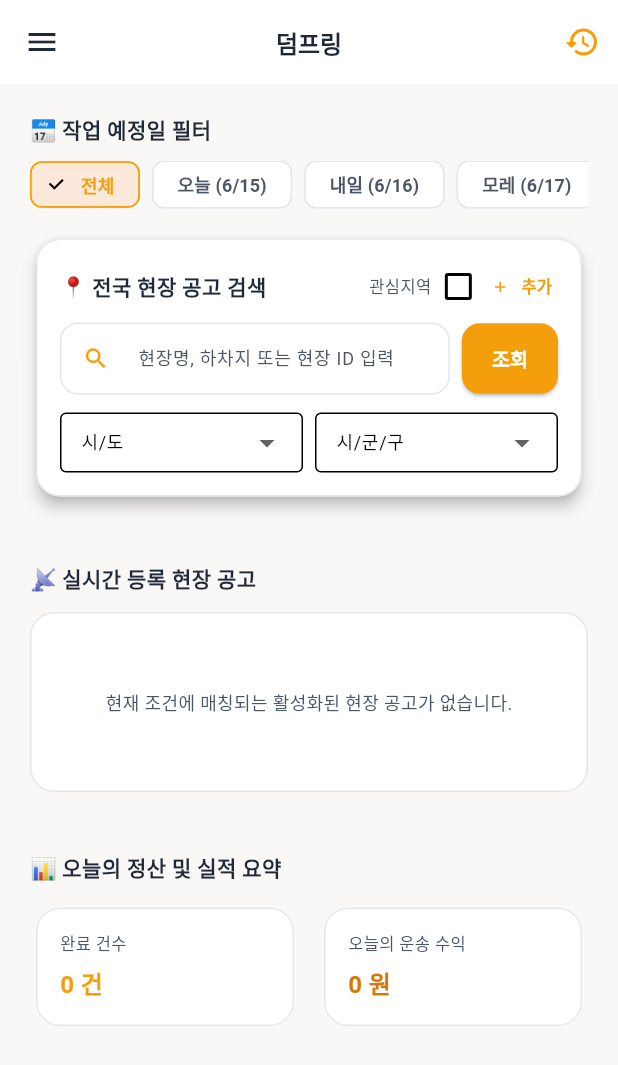
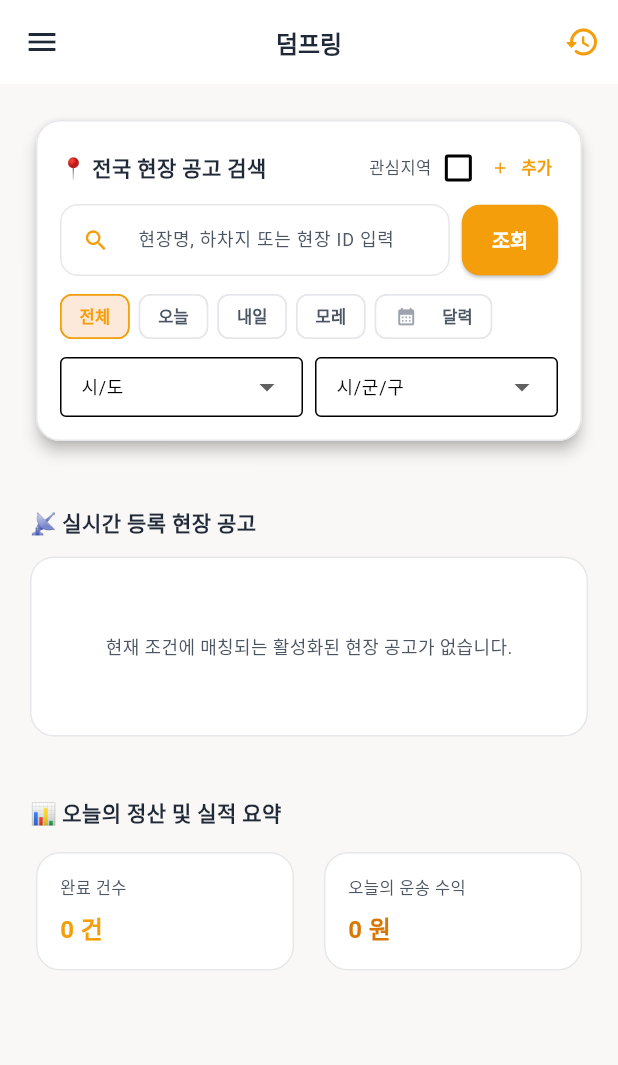
Before and after one commit to crypto82-kr/dumpring-platform-backend, a Flutter app: the DriverHomeScreen screen opened directly with empty values, on a phone screen of 412 x 824 dp. Shown: the top 1065 px of the screen. Run offline on Flutter 3.47's test engine with Material 3 defaults, Android fonts, the phone set to English and light mode, and no system bars; our stand-ins replace shared_preferences; missing offline and left inert: system_alert_window; accounts and stored records are empty; network calls fail.

Commit message:
feat: 날짜별 배차 수락 허용 + UI 개선 - 운행중(DRIVING/ARRIVED)만 신규 수락 차단, ACCEPTED는 같은 날짜만 차단 - 공고확인 버튼 항상 활성화 - 날짜필터 검색패널 통합, 작업일 라벨/아이콘 제거 - 칩 체크마크 제거

```diff
--- a/dumpring_app/lib/screens/driver_home_screen.dart
+++ b/dumpring_app/lib/screens/driver_home_screen.dart
@@ -175,12 +175,10 @@ class _DriverHomeScreenState extends State<DriverHomeScreen> with SingleTickerPr
         if (ticket != null && ticket['id'] != null) {
           setState(() {
             _activeTicket = ticket;
-            _isWaitingForDispatch = false;
           });
         } else {
           setState(() {
             _activeTicket = null;
-            _isWaitingForDispatch = true;
           });
         }
       }
@@ -535,10 +533,7 @@ class _DriverHomeScreenState extends State<DriverHomeScreen> with SingleTickerPr
                 padding: const EdgeInsets.all(20.0),
                 sliver: SliverList(
                   delegate: SliverChildListDelegate([
-                    // 1. 날짜 필터
-                    _buildDateFilterChips(),
-                    const SizedBox(height: 16),
-                    // 2. 시군구 상세 검색 필터 탭 (전국 시군구 필터링 및 나의 관심 지역 통합 UI)
+                    // 검색 필터 패널 (날짜 필터 통합)
                     _buildLocationFilterPanel(),
                     const SizedBox(height: 20),
                   ]),
@@ -674,6 +669,20 @@ class _DriverHomeScreenState extends State<DriverHomeScreen> with SingleTickerPr
               ],
             ),
             SizedBox(height: 12),
+            // 날짜 필터 (검색 패널 통합)
+            SingleChildScrollView(
+              scrollDirection: Axis.horizontal,
+              child: Row(
+                children: [
+                  _dateChip("전체", null),
+                  _dateChip("오늘", DateTime(DateTime.now().year, DateTime.now().month, DateTime.now().day)),
+                  _dateChip("내일", DateTime(DateTime.now().year, DateTime.now().month, DateTime.now().day).add(const Duration(days: 1))),
+                  _dateChip("모레", DateTime(DateTime.now().year, DateTime.now().month, DateTime.now().day).add(const Duration(days: 2))),
+                  _datePickerChip(),
+                ],
+              ),
+            ),
+            SizedBox(height: 12),
             if (!_useFavoritesFilter) ...[
               Row(
                 children: [
@@ -730,7 +739,7 @@ class _DriverHomeScreenState extends State<DriverHomeScreen> with SingleTickerPr
                 ],
               ),
             ],
-            if (_selectedSido != null || _selectedSigungu != null || _searchController.text.isNotEmpty)
+            if (_selectedSido != null || _selectedSigungu != null || _searchController.text.isNotEmpty || _selectedDate != null)
               Padding(
                 padding: const EdgeInsets.only(top: 8.0),
                 child: TextButton.icon(
@@ -738,6 +747,7 @@ class _DriverHomeScreenState extends State<DriverHomeScreen> with SingleTickerPr
                     setState(() {
                       _selectedSido = null;
                       _selectedSigungu = null;
+                      _selectedDate = null;
                       _searchController.clear();
                     });
                     _loadOpenJobs();
@@ -955,15 +965,8 @@ class _DriverHomeScreenState extends State<DriverHomeScreen> with SingleTickerPr
       ),
     );
   }
-
-  // ── 날짜 필터 칩 UI ──
-  Widget _buildDateFilterChips() {
-    final now = DateTime.now();
-    final today = DateTime(now.year, now.month, now.day);
-    final tomorrow = today.add(const Duration(days: 1));
-    final dayAfter = today.add(const Duration(days: 2));
-
-    bool isSelected(DateTime? target) {
+  // ── 날짜 선택 헬퍼 ──
+  bool _isDateSelected(DateTime? target) {
     if (_selectedDate == null && target == null) return true;
     if (_selectedDate == null || target == null) return false;
     return _selectedDate!.year == target.year &&
@@ -971,13 +974,13 @@ class _DriverHomeScreenState extends State<DriverHomeScreen> with SingleTickerPr
         _selectedDate!.day == target.day;
   }
 
-    Widget chipBtn(String label, DateTime? date, {IconData? icon}) {
-      final selected = isSelected(date);
+  Widget _dateChip(String label, DateTime? date) {
+    final selected = _isDateSelected(date);
     return Padding(
-        padding: const EdgeInsets.only(right: 8),
+      padding: const EdgeInsets.only(right: 6),
       child: ChoiceChip(
-          avatar: icon != null ? Icon(icon, size: 14, color: selected ? AppColors.primary : AppColors.textTertiary) : null,
-          label: Text(label, style: TextStyle(fontSize: 12, fontWeight: FontWeight.bold)),
+        showCheckmark: false,
+        label: Text(label, style: TextStyle(fontSize: 11, fontWeight: FontWeight.bold)),
         selected: selected,
         selectedColor: AppColors.primaryLight,
         backgroundColor: AppColors.surface,
@@ -987,70 +990,39 @@ class _DriverHomeScreenState extends State<DriverHomeScreen> with SingleTickerPr
           fontWeight: FontWeight.bold,
         ),
         onSelected: (_) {
-            setState(() {
-              _selectedDate = date;
-            });
+          setState(() { _selectedDate = date; });
           _loadOpenJobs(isRefresh: true);
         },
         materialTapTargetSize: MaterialTapTargetSize.shrinkWrap,
         visualDensity: VisualDensity.compact,
+        padding: const EdgeInsets.symmetric(horizontal: 4),
       ),
     );
   }
 
-    return Column(
-      crossAxisAlignment: CrossAxisAlignment.start,
-      children: [
-        Text("📅 작업 예정일 필터", style: TextStyle(fontWeight: FontWeight.bold, fontSize: 14, color: AppColors.textPrimary)),
-        const SizedBox(height: 10),
-        SingleChildScrollView(
-          scrollDirection: Axis.horizontal,
-          child: Row(
-            children: [
-              chipBtn("전체", null),
-              chipBtn("오늘 (${DateFormat('M/d').format(today)})", today),
-              chipBtn("내일 (${DateFormat('M/d').format(tomorrow)})", tomorrow),
-              chipBtn("모레 (${DateFormat('M/d').format(dayAfter)})", dayAfter),
-              // 달력 선택 버튼
-              Padding(
-                padding: const EdgeInsets.only(right: 8),
-                child: ActionChip(
-                  avatar: Icon(Icons.calendar_month_rounded, size: 14, color: AppColors.textTertiary),
+  Widget _datePickerChip() {
+    final now = DateTime.now();
+    final today = DateTime(now.year, now.month, now.day);
+    final isCustom = _selectedDate != null &&
+        !_isDateSelected(today) &&
+        !_isDateSelected(today.add(const Duration(days: 1))) &&
+        !_isDateSelected(today.add(const Duration(days: 2)));
+
+    return ActionChip(
+      avatar: isCustom ? null : Icon(Icons.calendar_month_rounded, size: 14, color: AppColors.textTertiary),
       label: Text(
-                    _selectedDate != null &&
-                        !isSelected(today) &&
-                        !isSelected(tomorrow) &&
-                        !isSelected(dayAfter) &&
-                        _selectedDate != null
-                      ? DateFormat('M/d (E)').format(_selectedDate!)
-                      : "날짜 선택",
+        isCustom ? DateFormat('M/d (E)').format(_selectedDate!) : "달력",
         style: TextStyle(
-                      fontSize: 12,
+          fontSize: 11,
           fontWeight: FontWeight.bold,
-                      color: _selectedDate != null &&
-                          !isSelected(today) &&
-                          !isSelected(tomorrow) &&
-                          !isSelected(dayAfter)
-                        ? AppColors.primary
-                        : AppColors.textSecondary,
+          color: isCustom ? AppColors.primary : AppColors.textSecondary,
         ),
       ),
-                  backgroundColor: _selectedDate != null &&
-                      !isSelected(today) &&
-                      !isSelected(tomorrow) &&
-                      !isSelected(dayAfter)
-                    ? AppColors.primaryLight
-                    : AppColors.surface,
-                  side: BorderSide(
-                    color: _selectedDate != null &&
-                        !isSelected(today) &&
-                        !isSelected(tomorrow) &&
-                        !isSelected(dayAfter)
-                      ? AppColors.primary
-                      : AppColors.divider,
-                  ),
+      backgroundColor: isCustom ? AppColors.primaryLight : AppColors.surface,
+      side: BorderSide(color: isCustom ? AppColors.primary : AppColors.divider),
       materialTapTargetSize: MaterialTapTargetSize.shrinkWrap,
       visualDensity: VisualDensity.compact,
+      padding: const EdgeInsets.symmetric(horizontal: 4),
       onPressed: () async {
         final picked = await showDatePicker(
           context: context,
@@ -1072,18 +1044,10 @@ class _DriverHomeScreenState extends State<DriverHomeScreen> with SingleTickerPr
           },
         );
         if (picked != null) {
-                      setState(() {
-                        _selectedDate = picked;
-                      });
+          setState(() { _selectedDate = picked; });
           _loadOpenJobs(isRefresh: true);
         }
       },
-                ),
-              ),
-            ],
-          ),
-        ),
-      ],
     );
   }
 
@@ -1239,8 +1203,7 @@ class _DriverHomeScreenState extends State<DriverHomeScreen> with SingleTickerPr
                   ],
                 ),
                 ElevatedButton(
-                  onPressed: _isWaitingForDispatch
-                      ? () {
+                  onPressed: () {
                     Navigator.of(context).push(
                       MaterialPageRoute(
                           builder: (context) => DriverDispatchConfirmScreen(
@@ -1254,8 +1217,7 @@ class _DriverHomeScreenState extends State<DriverHomeScreen> with SingleTickerPr
                       _checkActiveTicket();
                       _loadOpenJobs();
                     });
-                        }
-                      : null,
+                  },
                   style: ElevatedButton.styleFrom(
                     backgroundColor: AppColors.warning,
                     disabledBackgroundColor: AppColors.divider,
```
Also changed, not shown: 1 other file. Lines whose indentation alone changed are shown as unchanged.
